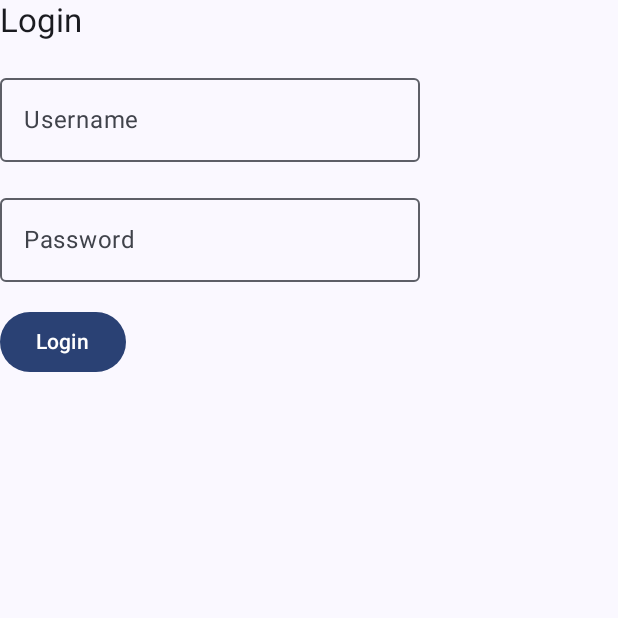
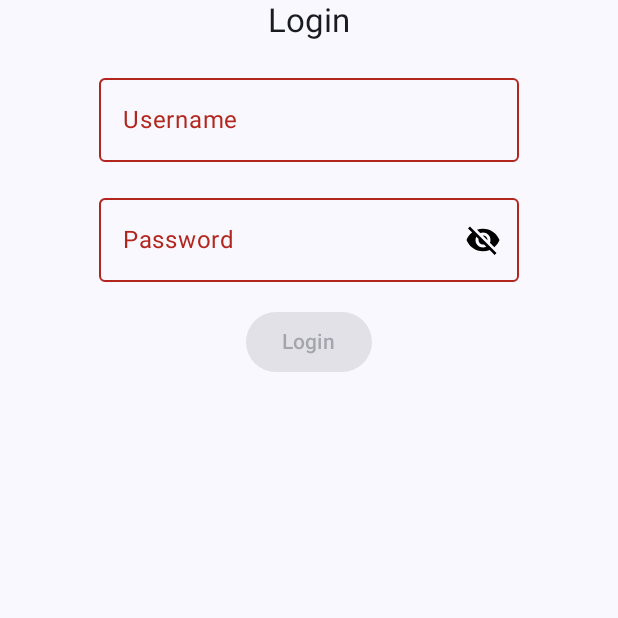
Before and after one commit to cwramirezg/TheMovie, an Android app built with Jetpack Compose: the screen it shows after launch (MainActivity), on a phone screen of 412 x 824 dp, the top half of it. Run offline under Robolectric (Android 15) with nearby library versions, the phone set to English and light mode, and no system bars; our stand-ins replace Dagger/Hilt's generated code, Timber.

Commit message:
se mejoro el login basico

```diff
--- /dev/null
+++ b/app/src/main/java/com/github/cwramirezg/themovie/authentication/presentation/composable/PasswordOutlineTextField.kt
@@ -0,0 +1,73 @@
+package com.github.cwramirezg.themovie.authentication.presentation.composable
+
+import androidx.compose.material3.Icon
+import androidx.compose.material3.IconButton
+import androidx.compose.material3.OutlinedTextField
+import androidx.compose.material3.Text
+import androidx.compose.runtime.Composable
+import androidx.compose.runtime.mutableStateOf
+import androidx.compose.runtime.saveable.rememberSaveable
+import androidx.compose.ui.Modifier
+import androidx.compose.ui.res.colorResource
+import androidx.compose.ui.res.painterResource
+import androidx.compose.ui.text.input.PasswordVisualTransformation
+import androidx.compose.ui.text.input.VisualTransformation
+import androidx.compose.ui.tooling.preview.Preview
+import com.github.cwramirezg.themovie.R
+import java.util.regex.Pattern
+
+@Composable
+fun PasswordOutlineTextField(
+    value: String,
+    onValueChange: (text: String) -> Unit,
+    modifier: Modifier = Modifier
+) {
+    val showPassword = rememberSaveable { mutableStateOf(false) }
+    val passwordPattern =
+        Pattern.compile("^[a-zA-Z0-9.*]+\$")
+
+    OutlinedTextField(
+        value = value,
+        onValueChange = {
+            if (passwordPattern.matcher(it).matches()) {
+                onValueChange(it)
+            }
+        },
+        label = { Text(text = "Password") },
+        modifier = modifier,
+        isError = !passwordPattern.matcher(value).matches(),
+        maxLines = 1,
+        singleLine = true,
+        visualTransformation = if (showPassword.value) VisualTransformation.None else PasswordVisualTransformation(),
+        trailingIcon = {
+            val (icon, iconColor) = if (showPassword.value) {
+                Pair(
+                    painterResource(id = R.drawable.baseline_visibility_24),
+                    colorResource(id = R.color.black)
+                )
+            } else {
+                Pair(
+                    painterResource(id = R.drawable.baseline_visibility_off_24),
+                    colorResource(id = R.color.black)
+                )
+            }
+
+            IconButton(onClick = { showPassword.value = !showPassword.value }) {
+                Icon(
+                    icon,
+                    contentDescription = "Visibility",
+                    tint = iconColor
+                )
+            }
+        }
+    )
+}
+
+@Preview
+@Composable
+fun PasswordOutlineTextFieldPreview() {
+    PasswordOutlineTextField(
+        value = "as",
+        onValueChange = {}
+    )
+}
--- /dev/null
+++ b/app/src/main/java/com/github/cwramirezg/themovie/authentication/presentation/composable/UsernameOutlineTextField.kt
@@ -0,0 +1,37 @@
+package com.github.cwramirezg.themovie.authentication.presentation.composable
+
+import androidx.compose.material3.OutlinedTextField
+import androidx.compose.material3.Text
+import androidx.compose.runtime.Composable
+import androidx.compose.ui.Modifier
+import androidx.compose.ui.tooling.preview.Preview
+
+@Composable
+fun UsernameOutlineTextField(
+    value: String,
+    onValueChange: (String) -> Unit,
+    modifier: Modifier = Modifier
+) {
+    OutlinedTextField(
+        value = value,
+        onValueChange = {
+            if (!it.contains(" ")) {
+                onValueChange(it)
+            }
+        },
+        label = { Text("Username") },
+        modifier = modifier,
+        isError = value.isEmpty(),
+        maxLines = 1,
+        singleLine = true
+    )
+}
+
+@Preview
+@Composable
+fun UsernameOutlineTextFieldPreview() {
+    UsernameOutlineTextField(
+        value = "",
+        onValueChange = {}
+    )
+}
--- a/app/src/main/java/com/github/cwramirezg/themovie/authentication/presentation/login/LoginScreen.kt
+++ b/app/src/main/java/com/github/cwramirezg/themovie/authentication/presentation/login/LoginScreen.kt
@@ -2,20 +2,22 @@
 
 import androidx.compose.foundation.layout.Arrangement
 import androidx.compose.foundation.layout.Column
+import androidx.compose.foundation.layout.fillMaxWidth
 import androidx.compose.foundation.layout.padding
 import androidx.compose.material3.Button
 import androidx.compose.material3.MaterialTheme
-import androidx.compose.material3.OutlinedTextField
 import androidx.compose.material3.Scaffold
 import androidx.compose.material3.Text
 import androidx.compose.runtime.Composable
 import androidx.compose.runtime.LaunchedEffect
 import androidx.compose.runtime.collectAsState
 import androidx.compose.runtime.getValue
+import androidx.compose.ui.Alignment
 import androidx.compose.ui.Modifier
-import androidx.compose.ui.text.input.PasswordVisualTransformation
 import androidx.compose.ui.unit.dp
 import androidx.hilt.navigation.compose.hiltViewModel
+import com.github.cwramirezg.themovie.authentication.presentation.composable.PasswordOutlineTextField
+import com.github.cwramirezg.themovie.authentication.presentation.composable.UsernameOutlineTextField
 
 @Composable
 fun LoginScreen(
@@ -32,37 +34,38 @@
 
     Scaffold {
         Column(
-            modifier = Modifier.padding(it),
+            modifier = Modifier
+                .padding(it)
+                .fillMaxWidth(),
             verticalArrangement = Arrangement.spacedBy(16.dp)
         ) {
             Text(
                 text = "Login",
-                style = MaterialTheme.typography.titleLarge
+                style = MaterialTheme.typography.titleLarge,
+                modifier = Modifier.align(Alignment.CenterHorizontally)
             )
-
-            OutlinedTextField(
+            UsernameOutlineTextField(
                 value = state.username,
                 onValueChange = { viewModel.onEvent(LoginEvent.updateUsername(it)) },
-                label = { Text("Username") }
+                modifier = Modifier.align(Alignment.CenterHorizontally)
             )
-
-            OutlinedTextField(
+            PasswordOutlineTextField(
                 value = state.password,
                 onValueChange = { viewModel.onEvent(LoginEvent.updatePassword(it)) },
-                label = { Text("Password") },
-                visualTransformation = PasswordVisualTransformation()
+                modifier = Modifier.align(Alignment.CenterHorizontally)
             )
-
             Button(
+                modifier = Modifier.align(Alignment.CenterHorizontally),
+                enabled = state.username.isNotEmpty() && state.password.isNotEmpty(),
                 onClick = {
                     viewModel.onEvent(LoginEvent.onLogin)
                 }
             ) {
                 Text("Login")
             }
-
             if (state.error.isNotEmpty()) {
                 Text(
+                    modifier = Modifier.align(Alignment.CenterHorizontally),
                     text = state.error,
                     color = MaterialTheme.colorScheme.error
                 )
--- /dev/null
+++ b/app/src/main/res/drawable/baseline_visibility_24.xml
@@ -0,0 +1,5 @@
+<vector xmlns:android="http://schemas.android.com/apk/res/android" android:height="24dp" android:tint="#000000" android:viewportHeight="24" android:viewportWidth="24" android:width="24dp">
+
+    <path android:fillColor="@android:color/white" android:pathData="M12,4.5C7,4.5 2.73,7.61 1,12c1.73,4.39 6,7.5 11,7.5s9.27,-3.11 11,-7.5c-1.73,-4.39 -6,-7.5 -11,-7.5zM12,17c-2.76,0 -5,-2.24 -5,-5s2.24,-5 5,-5 5,2.24 5,5 -2.24,5 -5,5zM12,9c-1.66,0 -3,1.34 -3,3s1.34,3 3,3 3,-1.34 3,-3 -1.34,-3 -3,-3z"/>
+
+</vector>
--- /dev/null
+++ b/app/src/main/res/drawable/baseline_visibility_off_24.xml
@@ -0,0 +1,5 @@
+<vector xmlns:android="http://schemas.android.com/apk/res/android" android:height="24dp" android:tint="#000000" android:viewportHeight="24" android:viewportWidth="24" android:width="24dp">
+
+    <path android:fillColor="@android:color/white" android:pathData="M12,7c2.76,0 5,2.24 5,5 0,0.65 -0.13,1.26 -0.36,1.83l2.92,2.92c1.51,-1.26 2.7,-2.89 3.43,-4.75 -1.73,-4.39 -6,-7.5 -11,-7.5 -1.4,0 -2.74,0.25 -3.98,0.7l2.16,2.16C10.74,7.13 11.35,7 12,7zM2,4.27l2.28,2.28 0.46,0.46C3.08,8.3 1.78,10.02 1,12c1.73,4.39 6,7.5 11,7.5 1.55,0 3.03,-0.3 4.38,-0.84l0.42,0.42L19.73,22 21,20.73 3.27,3 2,4.27zM7.53,9.8l1.55,1.55c-0.05,0.21 -0.08,0.43 -0.08,0.65 0,1.66 1.34,3 3,3 0.22,0 0.44,-0.03 0.65,-0.08l1.55,1.55c-0.67,0.33 -1.41,0.53 -2.2,0.53 -2.76,0 -5,-2.24 -5,-5 0,-0.79 0.2,-1.53 0.53,-2.2zM11.84,9.02l3.15,3.15 0.02,-0.16c0,-1.66 -1.34,-3 -3,-3l-0.17,0.01z"/>
+
+</vector>
```
